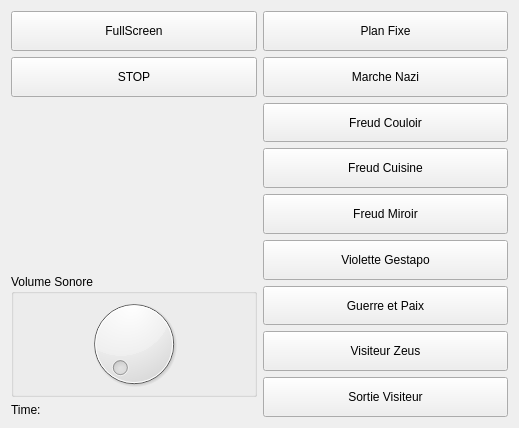
First picture: the form in mainwindow.ui, repository zwergon/LeVisiteur, before the edit.
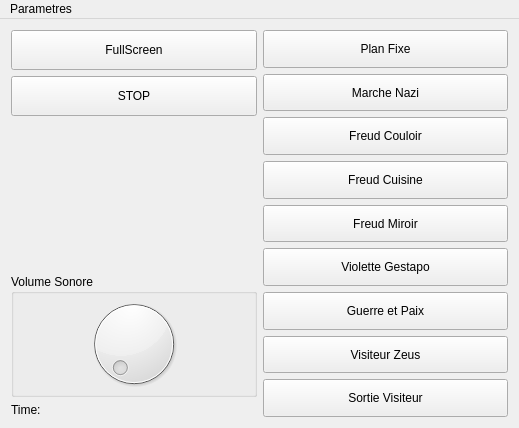
Second picture: the form after the edit.

The edit to the form file:
```diff
--- a/mainwindow.ui
+++ b/mainwindow.ui
@@ -228,6 +228,28 @@
     </item>
    </layout>
   </widget>
+  <widget class="QMenuBar" name="menuBar">
+   <property name="geometry">
+    <rect>
+     <x>0</x>
+     <y>0</y>
+     <width>519</width>
+     <height>21</height>
+    </rect>
+   </property>
+   <widget class="QMenu" name="menuParametres">
+    <property name="title">
+     <string>Parametres</string>
+    </property>
+    <addaction name="actionHost_Port"/>
+   </widget>
+   <addaction name="menuParametres"/>
+  </widget>
+  <action name="actionHost_Port">
+   <property name="text">
+    <string>Host/Port</string>
+   </property>
+  </action>
  </widget>
  <layoutdefault spacing="6" margin="11"/>
  <resources/>
```
